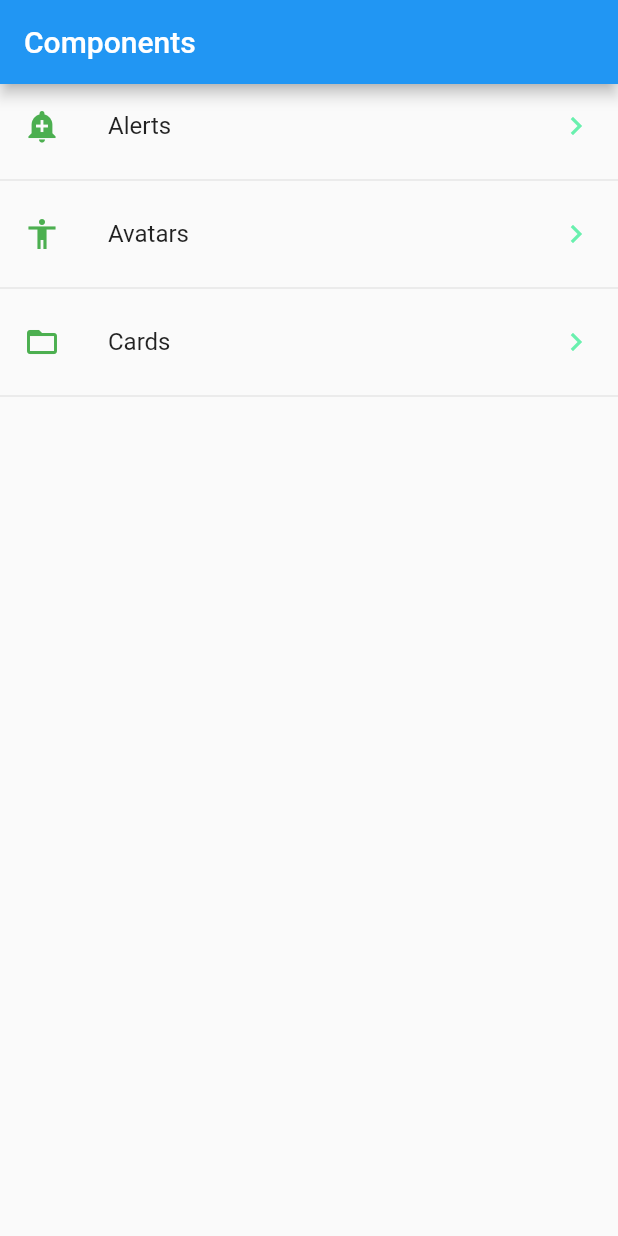
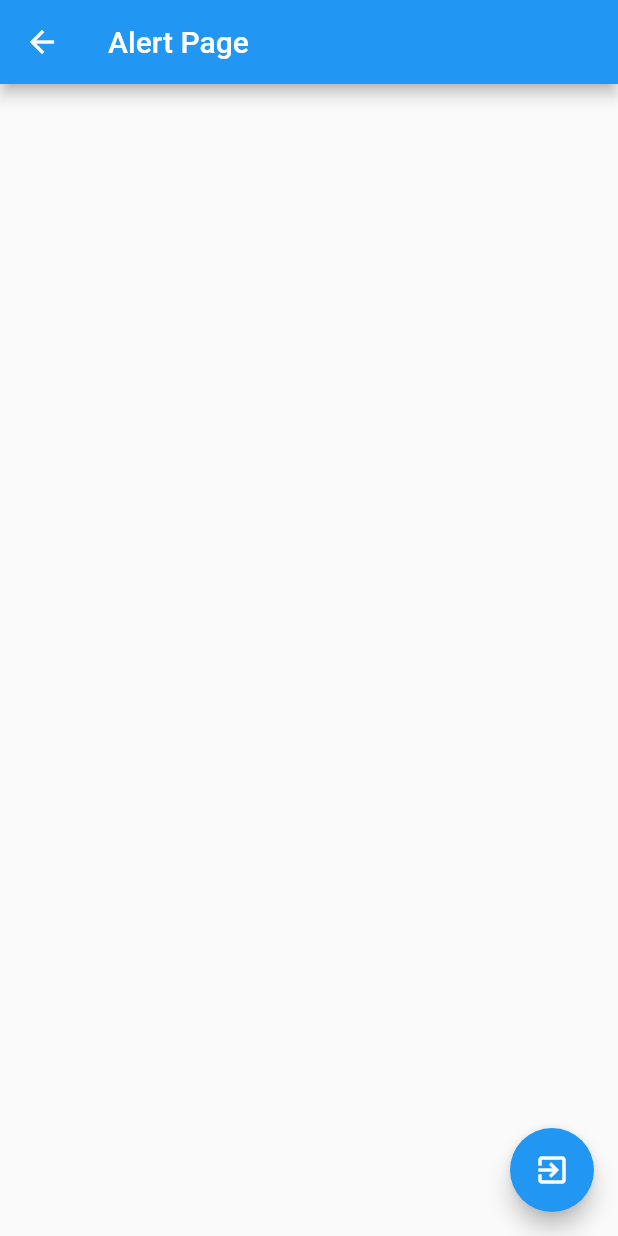
Before and after one commit to Juli15Boy/flutter_testing_components, a Flutter app: the screen it shows after launch, after a tap on "Alerts", on a phone screen of 412 x 824 dp. Run offline on Flutter 3.47's test engine with Material 2 defaults, Android fonts, the phone set to English and light mode, and no system bars.

```diff
--- /dev/null
+++ b/lib/src/pages/alert_page.dart
@@ -0,0 +1,18 @@
+import 'package:flutter/material.dart';
+
+class AlertPage extends StatelessWidget {
+  @override
+  Widget build(BuildContext context) {
+    return Scaffold(
+      appBar: AppBar(
+        title: Text('Alert Page'),
+      ),
+      floatingActionButton: FloatingActionButton(
+        child: Icon(Icons.exit_to_app),
+        onPressed: () {
+          Navigator.pop(context);
+        },
+      ),
+    );
+  }
+}
--- a/lib/src/pages/home_page.dart
+++ b/lib/src/pages/home_page.dart
@@ -1,4 +1,5 @@
 import 'package:flutter/material.dart';
+import 'package:flutter_components/src/pages/alert_page.dart';
 
 import 'package:flutter_components/src/providers/menu_provider.dart';
 import 'package:flutter_components/src/utils/icon_string_util.dart';
@@ -21,20 +22,23 @@ class HomePage extends StatelessWidget {
       builder: (context, AsyncSnapshot<List<dynamic>> snapshot) {
         print('Builder');
         return ListView(
-          children: _getListItems(snapshot.data),
+          children: _getListItems(snapshot.data, context),
         );
       },
     );
   }
 
-  List<Widget> _getListItems(List<dynamic> data) {
+  List<Widget> _getListItems(List<dynamic> data, BuildContext context) {
     final List<Widget> options = [];
     data.forEach((opt) {
       final tempWidget = ListTile(
         title: Text(opt['text']),
         leading: getIcon(opt['icon']),
         trailing: Icon(Icons.keyboard_arrow_right, color: Colors.greenAccent),
-        onTap: () {},
+        onTap: () {
+          final route = MaterialPageRoute(builder: (context) => AlertPage());
+          Navigator.push(context, route);
+        },
       );
 
       options..add(tempWidget)..add(Divider());
```
Also changed, not shown: lib/src/pages/avatar_page.dart (added, +12 -0 lines).
